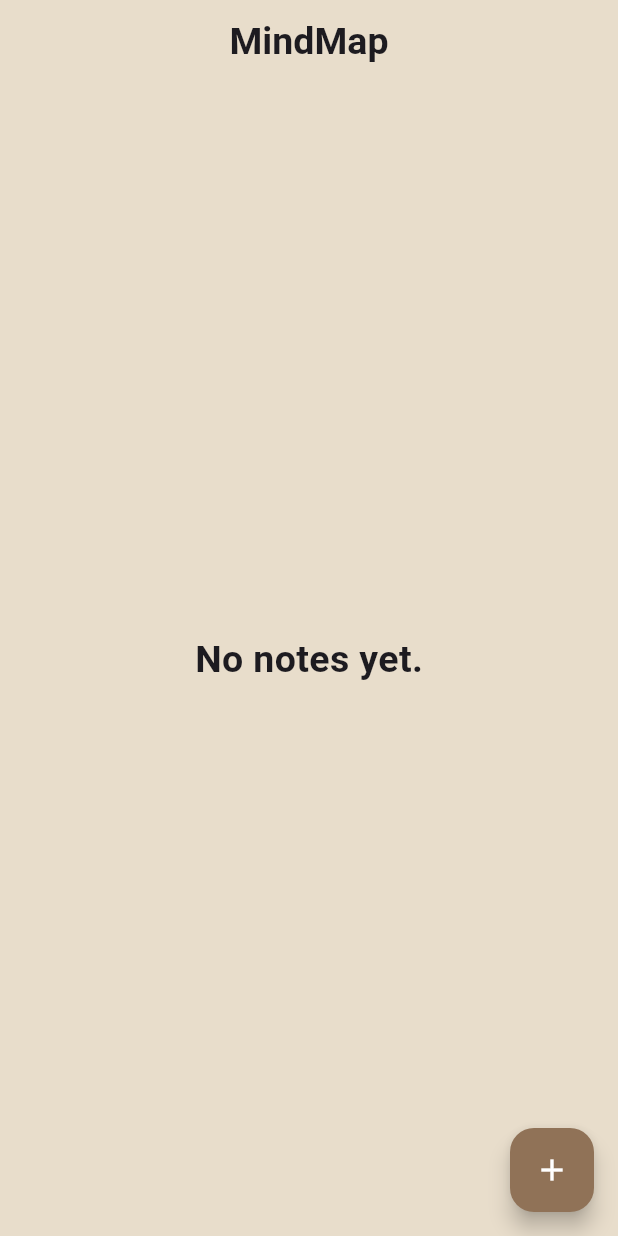
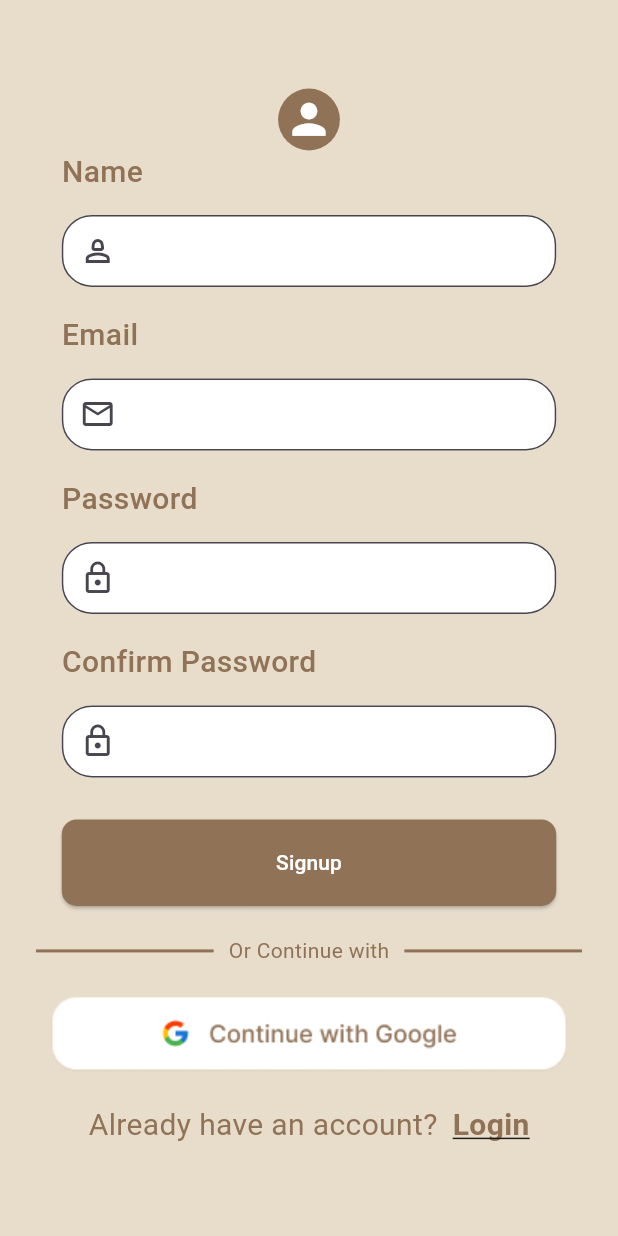
Before and after one commit to syedkumailraza2/MindMap-manage-yourself, a Flutter app: the screen it shows after launch, on a phone screen of 412 x 824 dp. Run offline on Flutter 3.47's test engine with Material 3 defaults, Android fonts, the phone set to English and light mode, and no system bars; our stand-ins replace dio, firebase_auth, firebase_core, get, get_storage, google_sign_in; accounts and stored records are empty.

Commit message:
Google Auth added

```diff
--- /dev/null
+++ b/lib/Model/user.model.dart
@@ -0,0 +1,21 @@
+class AppUser {
+  final String name;
+  final String email;
+  final String id;
+
+  AppUser({required this.name, required this.email, required this.id});
+
+  factory AppUser.fromJson(Map<String, dynamic> json) {
+    return AppUser(
+      name: json['name'],
+      email: json['email'],
+      id: json['_id'],
+    );
+  }
+
+  Map<String, dynamic> toJson() => {
+    "name": name,
+    "email": email,
+    "_id": id,
+  };
+}
--- a/lib/Service/Remote.services.dart
+++ b/lib/Service/Remote.services.dart
@@ -1,15 +1,86 @@
 import 'dart:convert';
 import 'package:dio/dio.dart';
+import 'package:firebase_auth/firebase_auth.dart';
+import 'package:get_storage/get_storage.dart';
+import 'package:google_sign_in/google_sign_in.dart';
 import 'package:mindmap/Model/note.model.dart';
+import 'package:mindmap/Model/user.model.dart';
 
 class RemoteServices {
+ static final GetStorage storage = GetStorage();
+ final FirebaseAuth _firebaseAuth = FirebaseAuth.instance;
   static final Dio dio = Dio(
     BaseOptions(
-      baseUrl: 'https://mind-map-manage-yourself.vercel.app/api',
+      baseUrl: 'https://mindmap-manage-yourself.onrender.com',
     ),
   );
 
+ static Future<bool> register({
+    required String name,
+    required String email,
+    required String password,
+  }) async {
+    try {
+      final response = await dio.post(
+        '/user/register',
+        data: {
+          "name": name,
+          "email": email,
+          "password": password,
+        },
+      );
 
+      if (response.statusCode == 200 || response.statusCode == 201) {
+        // Optional: save to GetStorage if needed
+        storage.write('user', response.data['user']);
+        return true;
+      }
+      return false;
+    } catch (e) {
+      print('❌ Register error: $e');
+      return false;
+    }
+  }
+
+  // Login
+  static Future<bool> login({
+  required String email,
+  required String password,
+}) async {
+  try {
+    final response = await dio.post(
+      '/user/login',
+      data: {
+        "email": email,
+        "password": password,
+      },
+    );
+
+    if (response.statusCode == 200 || response.statusCode == 201) {
+      final userJson = response.data['user'];
+      final user = AppUser.fromJson(userJson);
+
+      // Save user to GetStorage
+      storage.write('user', user.toJson());
+
+      return true;
+    } else {
+      return false;
+    }
+  } catch (e) {
+    print("Login Error: $e");
+    return false;
+  }
+}
+
+  // Read stored user (optional)
+  static AppUser? getStoredUser() {
+    final userData = storage.read('user');
+    if (userData != null) {
+      return AppUser.fromJson(Map<String, dynamic>.from(userData));
+    }
+    return null;
+  }
 
   static Future<List<Note>> fetchNotes() async {
     try {
@@ -21,6 +92,46 @@ class RemoteServices {
       throw Exception('❌ Failed to fetch notes');
     }
   }
+
+ static Future<UserCredential?> signinGoogle() async {
+  try {
+    final GoogleSignInAccount? googleUser = await GoogleSignIn().signIn();
+
+    if (googleUser == null) return null; // user canceled
+
+    final GoogleSignInAuthentication googleAuth = await googleUser.authentication;
+
+    final credential = GoogleAuthProvider.credential(
+      accessToken: googleAuth.accessToken,
+      idToken: googleAuth.idToken,
+    );
+
+    final newUser = await FirebaseAuth.instance.signInWithCredential(credential);
+    final response = await dio.post(
+      '/user/signinwithgoogle',
+      data: {
+        "email": newUser.user!.email,
+        "name": newUser.user!.displayName,
+      },
+    );
+
+    if (response.statusCode == 200 || response.statusCode == 201) {
+      final userJson = response.data['user'];
+      final user = AppUser.fromJson(userJson);
+
+      // Save user to GetStorage
+      storage.write('user', user.toJson());
+
+      return newUser;
+    }
+
+  } catch (e) {
+    print('❌ Google Sign-In Error: $e');
+    return null;
+  }
+}
+
+
 
   static Future<Note> fetchNoteById(String id) async {
     try {
--- /dev/null
+++ b/lib/Theme/theme.dart
@@ -0,0 +1,8 @@
+import 'package:flutter/material.dart';
+
+class AppColors {
+  static const Color primary = Color(0xFF907257); // Brownish
+  static const Color background = Color(0xFFE8DDCB); // Creamy background
+  static const Color white = Colors.white;
+  static const Color black = Colors.black;
+}
--- /dev/null
+++ b/lib/Utils/button.dart
@@ -0,0 +1,38 @@
+import 'package:flutter/material.dart';
+import 'package:flutter/widgets.dart';
+import 'package:mindmap/Theme/theme.dart';
+
+class CustomButton extends StatefulWidget {
+  final text;
+  final onPress;
+  const CustomButton({super.key, required this.text, required this.onPress});
+
+  @override
+  State<CustomButton> createState() => _CustomButtonState();
+}
+
+class _CustomButtonState extends State<CustomButton> {
+  @override
+  Widget build(BuildContext context) {
+    final screenWidth = MediaQuery.of(context).size.width;
+    final screenHeight = MediaQuery.of(context).size.height;
+    return Container(
+      decoration: BoxDecoration(borderRadius: BorderRadius.circular(20),),
+      width: screenWidth * 0.8,
+      height: screenHeight * 0.07,
+      child: ElevatedButton(
+            style: ElevatedButton.styleFrom(
+              backgroundColor: AppColors.primary, // Background color
+              foregroundColor: Colors.white, // Text color
+              shape: RoundedRectangleBorder(
+                borderRadius: BorderRadius.circular(10), // Set your desired border radius here
+              ),
+            ),
+            onPressed: widget.onPress,
+
+            child: Text(widget.text),
+          ),
+
+    );
+  }
+}
--- /dev/null
+++ b/lib/Utils/inputfield.dart
@@ -0,0 +1,62 @@
+import 'package:flutter/material.dart';
+import 'package:mindmap/Theme/theme.dart';
+
+class InputFields extends StatefulWidget {
+  final TextEditingController controller;
+  final String? label;
+  final Icon? icon;
+
+  const InputFields({
+    super.key,
+    required this.controller,
+    this.label,
+    this.icon,
+  });
+
+  @override
+  State<InputFields> createState() => _InputFieldsState();
+}
+
+class _InputFieldsState extends State<InputFields> {
+  @override
+  Widget build(BuildContext context) {
+    final screenWidth = MediaQuery.of(context).size.width;
+
+    return Column(
+      crossAxisAlignment: CrossAxisAlignment.start,
+      children: [
+        if (widget.label != null)
+          Text(
+            widget.label!,
+            style: const TextStyle(
+              color: AppColors.primary,
+              fontWeight: FontWeight.w500,
+              fontSize: 20,
+            ),
+          ),
+        const SizedBox(height: 6),
+        Container(
+          width: screenWidth * 0.8,
+          margin: const EdgeInsets.symmetric(vertical: 8),
+          child: TextField(
+            controller: widget.controller,
+            decoration: InputDecoration(
+              prefixIcon: widget.icon, // <-- Correct way to add an icon
+              filled: true,
+              fillColor: Colors.white,
+              iconColor: AppColors.primary,
+              contentPadding: const EdgeInsets.symmetric(vertical: 12, horizontal: 16),
+              border: OutlineInputBorder(
+                borderRadius: BorderRadius.circular(20),
+              ),
+              focusedBorder: OutlineInputBorder(
+                borderRadius: BorderRadius.circular(10),
+                borderSide: const BorderSide(color: AppColors.primary, width: 2),
+              ),
+            ),
+          ),
+        ),
+      ],
+    );
+  }
+}
--- a/lib/View/home.dart
+++ b/lib/View/home.dart
@@ -6,6 +6,7 @@ import 'package:get/get_state_manager/get_state_manager.dart';
 import 'package:mindmap/Controller/notes.controller.dart';
 import 'package:mindmap/View/create.dart';
 import 'package:mindmap/View/read.dart';
+import 'package:mindmap/Theme/theme.dart';
 
 class Home extends StatelessWidget {
   NoteController noteController = Get.put(NoteController());
@@ -21,11 +22,11 @@ class Home extends StatelessWidget {
           Icons.add,
           color: Colors.white,
         ),
-        backgroundColor: Color(0xFF907257),
+        backgroundColor: AppColors.primary,
       ),
-      backgroundColor: Color(0xFFE8DDCB),
+      backgroundColor: AppColors.background,
       appBar: AppBar(
-        backgroundColor: Color(0xFFE8DDCB),
+        backgroundColor: AppColors.background,
         title: Text(
           'MindMap',
           style: TextStyle(fontSize: 25, fontWeight: FontWeight.bold),
@@ -84,7 +85,7 @@ Widget noteWidget(noteId, String noteTitle, noteContent, noteTag1, noteTag2) {
             decoration: BoxDecoration(
               border: Border.all(color: Colors.black),
               borderRadius: BorderRadius.circular(10),
-              color: Color(0xFFE8DDCB),
+              color: AppColors.background,
             ),
             padding: EdgeInsets.symmetric(horizontal: 10),
             child: Padding(
@@ -112,7 +113,7 @@ Widget noteWidget(noteId, String noteTitle, noteContent, noteTag1, noteTag2) {
                         padding:
                             EdgeInsets.symmetric(horizontal: 10, vertical: 5),
                         decoration: BoxDecoration(
-                          color: Color(0xFF907257),
+                          color: AppColors.primary,
                           borderRadius: BorderRadius.circular(10),
                         ),
                         child: Text(
@@ -127,7 +128,7 @@ Widget noteWidget(noteId, String noteTitle, noteContent, noteTag1, noteTag2) {
                         padding:
                             EdgeInsets.symmetric(horizontal: 10, vertical: 5),
                         decoration: BoxDecoration(
-                          color: Color(0xFF907257),
+                          color: AppColors.primary,
                           borderRadius: BorderRadius.circular(10),
                         ),
                         child: Text(
--- a/lib/View/read.dart
+++ b/lib/View/read.dart
@@ -5,6 +5,7 @@ import 'package:get/get_navigation/get_navigation.dart';
 import 'package:mindmap/Controller/notes.controller.dart';
 import 'package:mindmap/View/edit.dart';
 import 'package:mindmap/View/home.dart';
+import 'package:mindmap/Theme/theme.dart';
 
 class ReadPage extends StatelessWidget {
 NoteController noteController = Get.put(NoteController());
@@ -27,9 +28,9 @@ NoteController noteController = Get.put(NoteController());
   @override
   Widget build(BuildContext context) {
     return Scaffold(
-      backgroundColor: Color(0xFFE8DDCB),
+      backgroundColor: AppColors.background,
       appBar: AppBar(
-        backgroundColor: Color(0xFFE8DDCB),
+        backgroundColor: AppColors.background,
         title: Text(
           noteTitle,
           style: TextStyle(fontSize: 30, fontWeight: FontWeight.bold),
--- /dev/null
+++ b/lib/View/signup.dart
@@ -0,0 +1,195 @@
+import 'package:flutter/material.dart';
+import 'package:mindmap/Service/Remote.services.dart';
+import 'package:mindmap/Theme/theme.dart';
+import 'package:mindmap/Utils/button.dart';
+import 'package:mindmap/Utils/inputfield.dart';
+import 'package:mindmap/View/home.dart';
+import 'package:mindmap/View/login.dart';
+
+class SignupScreen extends StatelessWidget {
+  SignupScreen({super.key});
+
+  final TextEditingController _nameController = TextEditingController();
+  final TextEditingController _emailController = TextEditingController();
+  final TextEditingController _passwordController = TextEditingController();
+  final TextEditingController _cnfpasswordController = TextEditingController();
+
+  @override
+  Widget build(BuildContext context) {
+    final screenWidth = MediaQuery.of(context).size.width;
+    return SafeArea(
+      child: Scaffold(
+        backgroundColor: AppColors.background,
+        body: Center(
+          child: SingleChildScrollView(
+            padding: const EdgeInsets.symmetric(horizontal: 24.0),
+            child: Column(
+              mainAxisAlignment: MainAxisAlignment.center, // center vertically
+              crossAxisAlignment:
+                  CrossAxisAlignment.center, // center horizontally
+              children: [
+                Container(
+                  width: screenWidth * 0.1,
+                  height:
+                      screenWidth *
+                      0.1, // Ensure both are the same for perfect circle
+                  decoration: const BoxDecoration(
+                    color: AppColors.primary,
+                    shape: BoxShape.circle, // <-- This ensures it's a circle
+                  ),
+                  child: Icon(
+                    Icons.person,
+                    color: Colors.white,
+                    size: screenWidth * 0.08, // Adjust size as needed
+                  ),
+                ),
+
+                InputFields(
+                  controller: _nameController,
+                  label: 'Name',
+                  icon: const Icon(Icons.person_2_outlined),
+                ),
+                const SizedBox(height: 10),
+                InputFields(
+                  controller: _emailController,
+                  label: 'Email',
+                  icon: const Icon(Icons.email_outlined),
+                ),
+                const SizedBox(height: 10),
+                InputFields(
+                  controller: _passwordController,
+                  label: 'Password',
+                  icon: const Icon(Icons.lock_outline),
+                ),
+                const SizedBox(height: 10),
+                InputFields(
+                  controller: _cnfpasswordController,
+                  label: 'Confirm Password',
+                  icon: const Icon(Icons.lock_outline),
+                ),
+                const SizedBox(height: 20),
+
+               CustomButton(
+  onPress: () async {
+    if (_passwordController.text != _cnfpasswordController.text) {
+      ScaffoldMessenger.of(context).showSnackBar(
+        const SnackBar(
+          content: Text('Passwords do not match'),
+          backgroundColor: Colors.red,
+        ),
+      );
+      return;
+    }
+
+    final success = await RemoteServices.register(
+      name: _nameController.text.trim(),
+      email: _emailController.text.trim(),
+      password: _passwordController.text.trim(),
+    );
+
+    if (success) {
+      ScaffoldMessenger.of(context).showSnackBar(
+        const SnackBar(
+          content: Text('Registration successful! Please login.'),
+          backgroundColor: Colors.green,
+        ),
+      );
+
+      // Wait a moment before redirecting
+      Future.delayed(const Duration(seconds: 1), () {
+        Navigator.pushReplacement(
+          context,
+          MaterialPageRoute(builder: (context) => LoginScreen()),
+        );
+      });
+    } else {
+      ScaffoldMessenger.of(context).showSnackBar(
+        const SnackBar(
+          content: Text('Registration failed'),
+          backgroundColor: Colors.red,
+        ),
+      );
+    }
+  },
+  text: 'Signup',
+),
+
+                const SizedBox(height: 20),
+                Row(
+                  children: [
+                    Expanded(
+                      child: Divider(
+                        thickness: 2,
+                        color: AppColors.primary,
+                        endIndent: 10, // space between divider and text
+                      ),
+                    ),
+                    const Text(
+                      'Or Continue with',
+                      style: TextStyle(color: AppColors.primary),
+                    ),
+                    Expanded(
+                      child: Divider(
+                        thickness: 2,
+                        color: AppColors.primary,
+                        indent: 10, // space between text and divider
+                      ),
+                    ),
+                  ],
+                ),
+                const SizedBox(height: 20),
+               GestureDetector(
+  onTap: () async {
+    final userCredential = await RemoteServices.signinGoogle();
+
+    if (userCredential != null) {
+      // TODO: Optional: Navigate to Home screen or store user data
+      print('✅ Google Sign-In successful!');
+      print('user Credential: $userCredential');
+      Navigator.push(context, MaterialPageRoute(builder: (context)=> Home()));
+    } else {
+      print('❌ Google Sign-In failed or cancelled');
+    }
+  },
+  child: Image.asset('assets/continue_google.png'),
+),
+
+                const SizedBox(height: 20),
+                GestureDetector(
+                  onTap: () {
+                    Navigator.push(
+                      context,
+                      MaterialPageRoute(builder: (context) => LoginScreen()),
+                    );
+                  },
+                  child: Row(
+                    mainAxisAlignment: MainAxisAlignment.center,
+                    children: [
+                      Text(
+                        'Already have an account?',
+                        style: TextStyle(
+                          color: AppColors.primary,
+                          fontSize: 20,
+                        ),
+                      ),
+                      SizedBox(width: 10),
+                      Text(
+                        'Login',
+                        style: TextStyle(
+                          fontSize: 20,
+                          fontWeight: FontWeight.bold,
+                          color: AppColors.primary,
+                          decoration: TextDecoration.underline,
+                        ),
+                      ),
+                    ],
+                  ),
+                ),
+              ],
+            ),
+          ),
+        ),
+      ),
+    );
+  }
+}
--- a/lib/main.dart
+++ b/lib/main.dart
@@ -1,8 +1,16 @@
+import 'package:firebase_core/firebase_core.dart';
 import 'package:flutter/material.dart';
 import 'package:get/get_navigation/src/root/get_material_app.dart';
-import 'package:mindmap/View/home.dart';
+import 'package:get_storage/get_storage.dart';
+import 'package:mindmap/View/signup.dart';
+import 'package:mindmap/firebase_options.dart';
 
-void main() {
+void main() async {
+  await GetStorage.init();
+  WidgetsFlutterBinding.ensureInitialized();
+await Firebase.initializeApp(
+  options: DefaultFirebaseOptions.currentPlatform,
+);
   runApp(const MyApp());
 }
 
@@ -15,7 +23,8 @@ class MyApp extends StatelessWidget {
     return GetMaterialApp(
       theme: ThemeData(
         ),
-      home: Home(),
+        home: SignupScreen(),
+      //home: Home(),
       debugShowCheckedModeBanner: false,
     );
   }
```
Also changed, not shown: lib/View/create.dart (+4 -3 lines), lib/View/edit.dart (+4 -3 lines), lib/View/login.dart (added, +148 -0 lines), pubspec.yaml (+6 -2 lines), assets/continue_google.png (added), firebase.json (added), lib/firebase_options.dart (added), pubspec.lock, 9 other files.
